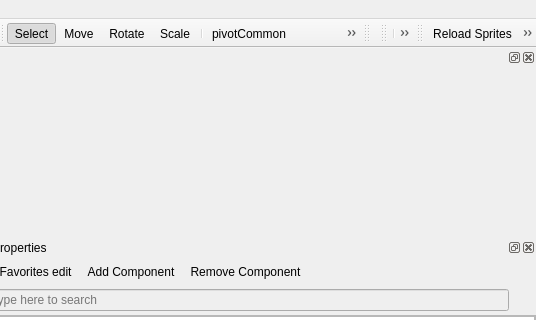
xaoctech/dava.engine, file Tools/ResourceEditor/DataQt/mainwindow.ui: the form before one commit; both pictures show x 567 to 1103 and y 0 to 320 of the 1103 by 796 pixel window.
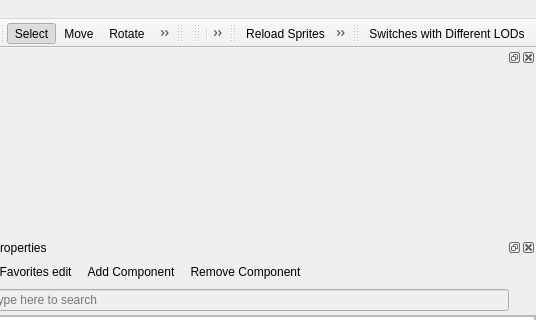
The form after the commit. Icons and pictures are not drawn. Custom widgets are drawn as their Qt base class.

Commit message: [DF-3923] Enable display of switch entities with different lod count

Patch:
```diff
--- a/Tools/ResourceEditor/DataQt/mainwindow.ui
+++ b/Tools/ResourceEditor/DataQt/mainwindow.ui
@@ -727,6 +727,18 @@
    </attribute>
    <widget class="LibraryWidget" name="libraryWidget"/>
   </widget>
+  <widget class="QToolBar" name="testingToolBar">
+   <property name="windowTitle">
+    <string>toolBar</string>
+   </property>
+   <attribute name="toolBarArea">
+    <enum>TopToolBarArea</enum>
+   </attribute>
+   <attribute name="toolBarBreak">
+    <bool>false</bool>
+   </attribute>
+   <addaction name="actionSwitchesWithDifferentLODs"/>
+  </widget>
   <action name="actionNewScene">
    <property name="icon">
     <iconset resource="QtIcons.qrc">
@@ -1803,6 +1815,18 @@
     <string>Reload Shaders</string>
    </property>
   </action>
+  <action name="actionSwitchesWithDifferentLODs">
+   <property name="checkable">
+    <bool>true</bool>
+   </property>
+   <property name="icon">
+    <iconset resource="QtIcons.qrc">
+     <normaloff>:/QtIcons/switches_with_different_lods.png</normaloff>:/QtIcons/switches_with_different_lods.png</iconset>
+   </property>
+   <property name="text">
+    <string>Switches with Different LODs</string>
+   </property>
+  </action>
  </widget>
  <layoutdefault spacing="6" margin="11"/>
  <customwidgets>
```
Left out of the diff: 3 changed lines with no effect on the pictures. The commit also changes 5 other files.
